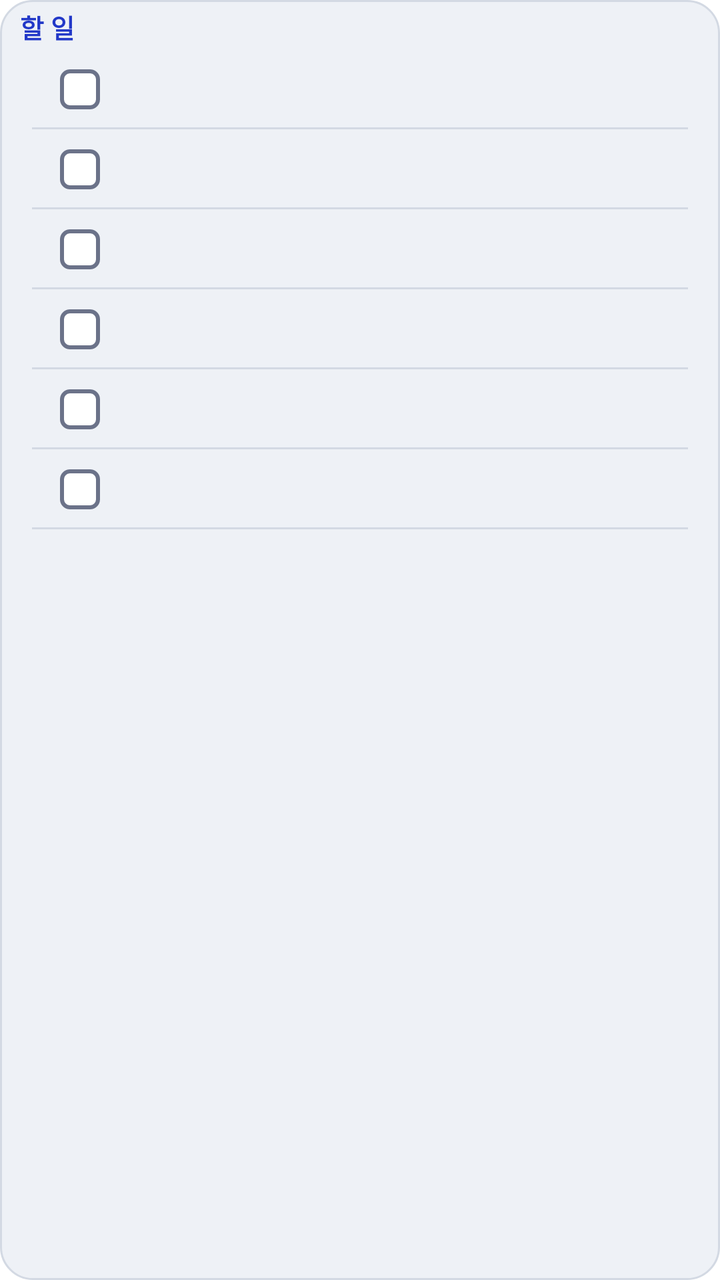
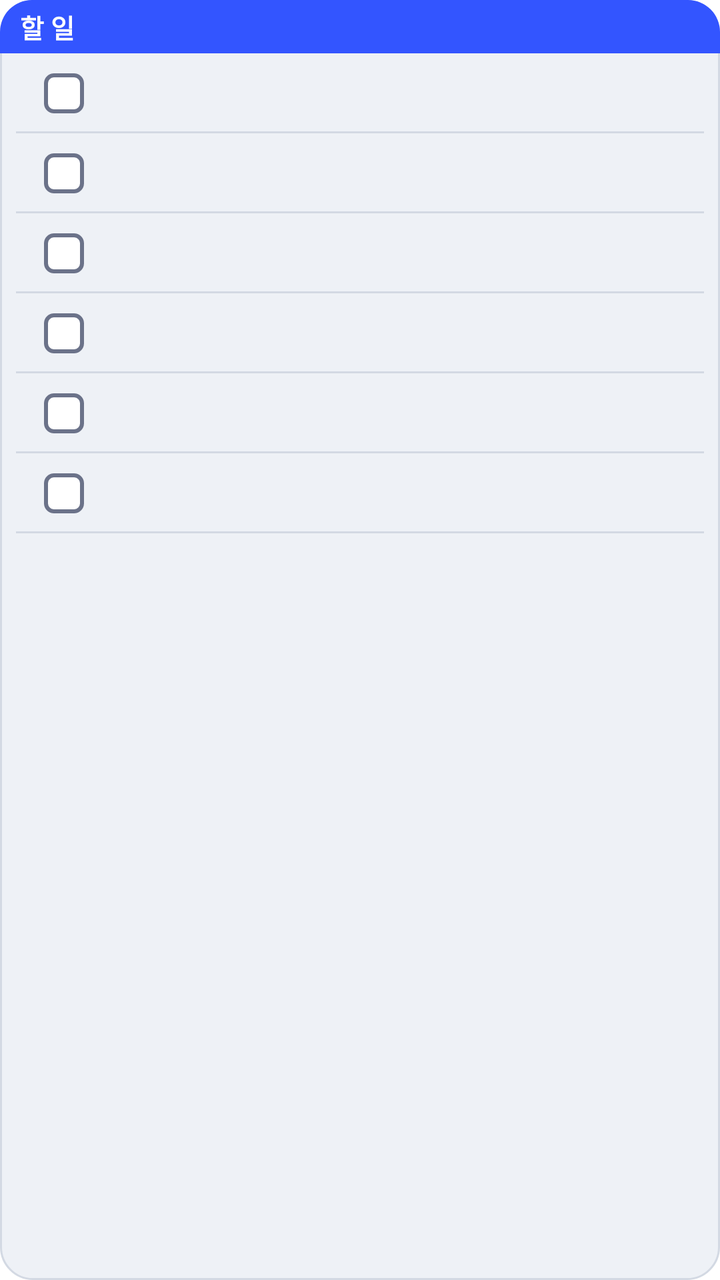

Compare the two renders of this Android layout. The source of the first and the diff that turns it into the second are given below.
<!-- AndroidManifest.xml: fallback theme Theme.MaterialComponents.DayNight.NoActionBar -->
<!-- res/layout/todo_widget.xml -->
<?xml version="1.0" encoding="utf-8"?>
<LinearLayout xmlns:android="http://schemas.android.com/apk/res/android"
    android:id="@+id/widget_root"
    android:layout_width="match_parent"
    android:layout_height="match_parent"
    android:background="@drawable/widget_frame"
    android:orientation="vertical"
    android:paddingLeft="8dp"
    android:paddingRight="8dp"
    android:paddingTop="4dp"
    android:paddingBottom="2dp">

    
    <LinearLayout
        android:id="@+id/widget_header_row"
        android:layout_width="match_parent"
        android:layout_height="wrap_content"
        android:gravity="center_vertical"
        android:orientation="horizontal"
        android:paddingBottom="2dp">

        
        <TextView
            android:id="@+id/widget_header"
            android:layout_width="wrap_content"
            android:layout_height="wrap_content"
            android:includeFontPadding="false"
            android:maxLines="1"
            android:paddingStart="2dp"
            android:text="@string/todo_widget_header"
            android:textColor="@color/widget_primary_deep"
            android:textSize="13sp"
            android:textStyle="bold" />

        
        <TextView
            android:id="@+id/widget_note"
            android:layout_width="0dp"
            android:layout_height="wrap_content"
            android:layout_weight="1"
            android:ellipsize="end"
            android:gravity="end"
            android:includeFontPadding="false"
            android:maxLines="1"
            android:paddingStart="6dp"
            android:paddingEnd="2dp"
            android:textColor="@color/widget_ink_muted"
            android:textSize="11sp"
            android:visibility="gone" />
    </LinearLayout>

    <FrameLayout
        android:layout_width="match_parent"
        android:layout_height="0dp"
        android:layout_weight="1">

        <LinearLayout
            android:id="@+id/widget_rows"
            android:layout_width="match_parent"
            android:layout_height="wrap_content"
            android:orientation="vertical">

            <LinearLayout
                android:id="@+id/widget_row_0"
                android:layout_width="match_parent"
                android:layout_height="wrap_content"
                android:background="@drawable/widget_row_line"
                android:gravity="center_vertical"
                android:minHeight="40dp"
                android:orientation="horizontal"
                android:paddingLeft="8dp"
                android:paddingRight="8dp">

                
                <ImageView
                    android:id="@+id/widget_check_0"
                    android:layout_width="48dp"
                    android:layout_height="40dp"
                    android:contentDescription="@null"
                    android:paddingLeft="14dp"
                    android:paddingRight="14dp"
                    android:paddingTop="10dp"
                    android:paddingBottom="10dp"
                    android:src="@drawable/widget_check" />

                
                <TextView
                    android:id="@+id/widget_pending_0"
                    android:layout_width="wrap_content"
                    android:layout_height="wrap_content"
                    android:gravity="center"
                    android:maxLines="1"
                    android:minWidth="48dp"
                    android:textColor="@color/widget_ink_muted"
                    android:textSize="12sp"
                    android:visibility="gone" />

                
                <LinearLayout
                    android:id="@+id/widget_text_0"
                    android:layout_width="0dp"
                    android:layout_height="wrap_content"
                    android:layout_weight="1"
                    android:gravity="center_vertical"
                    android:orientation="vertical">

                    <TextView
                        android:id="@+id/widget_title_0"
                        android:layout_width="match_parent"
                        android:layout_height="wrap_content"
                        android:ellipsize="end"
                        android:maxLines="1"
                        android:textColor="@color/widget_ink"
                        android:textSize="14sp" />

                    
                    <TextView
                        android:id="@+id/widget_due_0"
                        android:layout_width="match_parent"
                        android:layout_height="wrap_content"
                        android:ellipsize="end"
                        android:includeFontPadding="false"
                        android:maxLines="1"
                        android:textColor="@color/widget_ink_muted"
                        android:textSize="11sp"
                        android:visibility="gone" />
                </LinearLayout>
            </LinearLayout>

            <LinearLayout
                android:id="@+id/widget_row_1"
                android:layout_width="match_parent"
                android:layout_height="wrap_content"
                android:background="@drawable/widget_row_line"
                android:gravity="center_vertical"
                android:minHeight="40dp"
                android:orientation="horizontal"
                android:paddingLeft="8dp"
                android:paddingRight="8dp">

                
                <ImageView
                    android:id="@+id/widget_check_1"
                    android:layout_width="48dp"
                    android:layout_height="40dp"
                    android:contentDescription="@null"
                    android:paddingLeft="14dp"
                    android:paddingRight="14dp"
                    android:paddingTop="10dp"
                    android:paddingBottom="10dp"
                    android:src="@drawable/widget_check" />

                
                <TextView
                    android:id="@+id/widget_pending_1"
                    android:layout_width="wrap_content"
                    android:layout_height="wrap_content"
                    android:gravity="center"
                    android:maxLines="1"
                    android:minWidth="48dp"
                    android:textColor="@color/widget_ink_muted"
                    android:textSize="12sp"
                    android:visibility="gone" />

                
                <LinearLayout
                    android:id="@+id/widget_text_1"
                    android:layout_width="0dp"
                    android:layout_height="wrap_content"
                    android:layout_weight="1"
                    android:gravity="center_vertical"
                    android:orientation="vertical">

                    <TextView
                        android:id="@+id/widget_title_1"
                        android:layout_width="match_parent"
                        android:layout_height="wrap_content"
                        android:ellipsize="end"
                        android:maxLines="1"
                        android:textColor="@color/widget_ink"
                        android:textSize="14sp" />

                    
                    <TextView
                        android:id="@+id/widget_due_1"
                        android:layout_width="match_parent"
                        android:layout_height="wrap_content"
                        android:ellipsize="end"
                        android:includeFontPadding="false"
                        android:maxLines="1"
                        android:textColor="@color/widget_ink_muted"
                        android:textSize="11sp"
                        android:visibility="gone" />
                </LinearLayout>
            </LinearLayout>

            <LinearLayout
                android:id="@+id/widget_row_2"
                android:layout_width="match_parent"
                android:layout_height="wrap_content"
                android:background="@drawable/widget_row_line"
                android:gravity="center_vertical"
                android:minHeight="40dp"
                android:orientation="horizontal"
                android:paddingLeft="8dp"
                android:paddingRight="8dp">

                
                <ImageView
                    android:id="@+id/widget_check_2"
                    android:layout_width="48dp"
                    android:layout_height="40dp"
                    android:contentDescription="@null"
                    android:paddingLeft="14dp"
                    android:paddingRight="14dp"
                    android:paddingTop="10dp"
                    android:paddingBottom="10dp"
                    android:src="@drawable/widget_check" />

                
                <TextView
                    android:id="@+id/widget_pending_2"
                    android:layout_width="wrap_content"
                    android:layout_height="wrap_content"
                    android:gravity="center"
                    android:maxLines="1"
                    android:minWidth="48dp"
                    android:textColor="@color/widget_ink_muted"
                    android:textSize="12sp"
                    android:visibility="gone" />

                
                <LinearLayout
                    android:id="@+id/widget_text_2"
                    android:layout_width="0dp"
                    android:layout_height="wrap_content"
                    android:layout_weight="1"
                    android:gravity="center_vertical"
                    android:orientation="vertical">

                    <TextView
                        android:id="@+id/widget_title_2"
                        android:layout_width="match_parent"
                        android:layout_height="wrap_content"
                        android:ellipsize="end"
                        android:maxLines="1"
                        android:textColor="@color/widget_ink"
                        android:textSize="14sp" />

                    
                    <TextView
                        android:id="@+id/widget_due_2"
                        android:layout_width="match_parent"
                        android:layout_height="wrap_content"
                        android:ellipsize="end"
                        android:includeFontPadding="false"
                        android:maxLines="1"
                        android:textColor="@color/widget_ink_muted"
                        android:textSize="11sp"
                        android:visibility="gone" />
                </LinearLayout>
            </LinearLayout>

            <LinearLayout
                android:id="@+id/widget_row_3"
                android:layout_width="match_parent"
                android:layout_height="wrap_content"
                android:background="@drawable/widget_row_line"
                android:gravity="center_vertical"
                android:minHeight="40dp"
                android:orientation="horizontal"
                android:paddingLeft="8dp"
                android:paddingRight="8dp">

                
                <ImageView
                    android:id="@+id/widget_check_3"
                    android:layout_width="48dp"
                    android:layout_height="40dp"
                    android:contentDescription="@null"
                    android:paddingLeft="14dp"
                    android:paddingRight="14dp"
                    android:paddingTop="10dp"
                    android:paddingBottom="10dp"
                    android:src="@drawable/widget_check" />

                
                <TextView
                    android:id="@+id/widget_pending_3"
                    android:layout_width="wrap_content"
                    android:layout_height="wrap_content"
                    android:gravity="center"
                    android:maxLines="1"
                    android:minWidth="48dp"
                    android:textColor="@color/widget_ink_muted"
                    android:textSize="12sp"
                    android:visibility="gone" />

                
                <LinearLayout
                    android:id="@+id/widget_text_3"
                    android:layout_width="0dp"
                    android:layout_height="wrap_content"
                    android:layout_weight="1"
                    android:gravity="center_vertical"
                    android:orientation="vertical">

                    <TextView
                        android:id="@+id/widget_title_3"
                        android:layout_width="match_parent"
                        android:layout_height="wrap_content"
                        android:ellipsize="end"
                        android:maxLines="1"
                        android:textColor="@color/widget_ink"
                        android:textSize="14sp" />

                    
                    <TextView
                        android:id="@+id/widget_due_3"
                        android:layout_width="match_parent"
                        android:layout_height="wrap_content"
                        android:ellipsize="end"
                        android:includeFontPadding="false"
                        android:maxLines="1"
                        android:textColor="@color/widget_ink_muted"
                        android:textSize="11sp"
                        android:visibility="gone" />
                </LinearLayout>
            </LinearLayout>

            <LinearLayout
                android:id="@+id/widget_row_4"
                android:layout_width="match_parent"
                android:layout_height="wrap_content"
                android:background="@drawable/widget_row_line"
                android:gravity="center_vertical"
                android:minHeight="40dp"
                android:orientation="horizontal"
                android:paddingLeft="8dp"
                android:paddingRight="8dp">

                
                <ImageView
                    android:id="@+id/widget_check_4"
                    android:layout_width="48dp"
                    android:layout_height="40dp"
                    android:contentDescription="@null"
                    android:paddingLeft="14dp"
                    android:paddingRight="14dp"
                    android:paddingTop="10dp"
                    android:paddingBottom="10dp"
                    android:src="@drawable/widget_check" />

                
                <TextView
                    android:id="@+id/widget_pending_4"
                    android:layout_width="wrap_content"
                    android:layout_height="wrap_content"
                    android:gravity="center"
                    android:maxLines="1"
                    android:minWidth="48dp"
                    android:textColor="@color/widget_ink_muted"
                    android:textSize="12sp"
                    android:visibility="gone" />

                
                <LinearLayout
                    android:id="@+id/widget_text_4"
                    android:layout_width="0dp"
                    android:layout_height="wrap_content"
                    android:layout_weight="1"
                    android:gravity="center_vertical"
                    android:orientation="vertical">

                    <TextView
                        android:id="@+id/widget_title_4"
                        android:layout_width="match_parent"
                        android:layout_height="wrap_content"
                        android:ellipsize="end"
                        android:maxLines="1"
                        android:textColor="@color/widget_ink"
                        android:textSize="14sp" />

                    
                    <TextView
                        android:id="@+id/widget_due_4"
                        android:layout_width="match_parent"
                        android:layout_height="wrap_content"
                        android:ellipsize="end"
                        android:includeFontPadding="false"
                        android:maxLines="1"
                        android:textColor="@color/widget_ink_muted"
                        android:textSize="11sp"
                        android:visibility="gone" />
                </LinearLayout>
            </LinearLayout>

            <LinearLayout
                android:id="@+id/widget_row_5"
                android:layout_width="match_parent"
                android:layout_height="wrap_content"
                android:background="@drawable/widget_row_line"
                android:gravity="center_vertical"
                android:minHeight="40dp"
                android:orientation="horizontal"
                android:paddingLeft="8dp"
                android:paddingRight="8dp">

                
                <ImageView
                    android:id="@+id/widget_check_5"
                    android:layout_width="48dp"
                    android:layout_height="40dp"
                    android:contentDescription="@null"
                    android:paddingLeft="14dp"
                    android:paddingRight="14dp"
                    android:paddingTop="10dp"
                    android:paddingBottom="10dp"
                    android:src="@drawable/widget_check" />

                
                <TextView
                    android:id="@+id/widget_pending_5"
                    android:layout_width="wrap_content"
                    android:layout_height="wrap_content"
                    android:gravity="center"
                    android:maxLines="1"
                    android:minWidth="48dp"
                    android:textColor="@color/widget_ink_muted"
                    android:textSize="12sp"
                    android:visibility="gone" />

                
                <LinearLayout
                    android:id="@+id/widget_text_5"
                    android:layout_width="0dp"
                    android:layout_height="wrap_content"
                    android:layout_weight="1"
                    android:gravity="center_vertical"
                    android:orientation="vertical">

                    <TextView
                        android:id="@+id/widget_title_5"
                        android:layout_width="match_parent"
                        android:layout_height="wrap_content"
                        android:ellipsize="end"
                        android:maxLines="1"
                        android:textColor="@color/widget_ink"
                        android:textSize="14sp" />

                    
                    <TextView
                        android:id="@+id/widget_due_5"
                        android:layout_width="match_parent"
                        android:layout_height="wrap_content"
                        android:ellipsize="end"
                        android:includeFontPadding="false"
                        android:maxLines="1"
                        android:textColor="@color/widget_ink_muted"
                        android:textSize="11sp"
                        android:visibility="gone" />
                </LinearLayout>
            </LinearLayout>

            
            <TextView
                android:id="@+id/widget_more"
                android:layout_width="match_parent"
                android:layout_height="wrap_content"
                android:paddingStart="2dp"
                android:paddingTop="2dp"
                android:textColor="@color/widget_ink_muted"
                android:textSize="12sp"
                android:visibility="gone" />
        </LinearLayout>

        
        <TextView
            android:id="@+id/widget_center"
            android:layout_width="match_parent"
            android:layout_height="match_parent"
            android:gravity="center"
            android:textColor="@color/widget_ink_muted"
            android:textSize="12sp"
            android:visibility="gone" />
    </FrameLayout>
    
</LinearLayout>
<!-- resources referenced by this layout -->
<resources>
  <color name="widget_ink">#FF1B2033</color>
  <color name="widget_ink_muted">#FF4A5168</color>
  <color name="widget_primary_deep">#FF2238C8</color>
  <!-- drawable widget_check (drawable) -->
  <?xml version="1.0" encoding="utf-8"?>
  <shape xmlns:android="http://schemas.android.com/apk/res/android" android:shape="rectangle">
      <solid android:color="@color/widget_surface" />
      <stroke android:width="2dp" android:color="@color/widget_outline" />
      <corners android:radius="4dp" />
  </shape>
  <!-- drawable widget_frame (drawable) -->
  <?xml version="1.0" encoding="utf-8"?>
  <shape xmlns:android="http://schemas.android.com/apk/res/android" android:shape="rectangle">
      <solid android:color="@color/widget_background" />
      <stroke android:width="1dp" android:color="@color/widget_line" />
      <corners android:radius="16dp" />
  </shape>
  <!-- drawable widget_row_line (drawable) -->
  <?xml version="1.0" encoding="utf-8"?>
  <layer-list xmlns:android="http://schemas.android.com/apk/res/android">
      <item
          android:gravity="bottom"
          android:height="1dp"
          android:left="8dp"
          android:right="8dp">
          <shape android:shape="rectangle">
              <solid android:color="@color/widget_line" />
          </shape>
      </item>
  </layer-list>
  <string name="todo_widget_header">할 일</string>
  <color name="widget_surface">#FFFFFFFF</color>
  <color name="widget_outline">#FF6B7289</color>
  <color name="widget_background">#FFEEF1F6</color>
  <color name="widget_line">#FFD3D9E3</color>
</resources>

<!-- the commit's change to res/layout/todo_widget.xml (unified diff, before → after) -->
@@ -5,9 +5,9 @@
     android:layout_height="match_parent"
     android:background="@drawable/widget_frame"
     android:orientation="vertical"
-    android:paddingLeft="8dp"
-    android:paddingRight="8dp"
-    android:paddingTop="4dp"
+    android:paddingLeft="0dp"
+    android:paddingRight="0dp"
+    android:paddingTop="0dp"
     android:paddingBottom="2dp">
 
     
@@ -15,9 +15,13 @@
         android:id="@+id/widget_header_row"
         android:layout_width="match_parent"
         android:layout_height="wrap_content"
+        android:background="@drawable/widget_band"
         android:gravity="center_vertical"
         android:orientation="horizontal"
-        android:paddingBottom="2dp">
+        android:paddingLeft="10dp"
+        android:paddingRight="10dp"
+        android:paddingTop="4dp"
+        android:paddingBottom="4dp">
 
         
         <TextView
@@ -26,9 +30,8 @@
             android:layout_height="wrap_content"
             android:includeFontPadding="false"
             android:maxLines="1"
-            android:paddingStart="2dp"
             android:text="@string/todo_widget_header"
-            android:textColor="@color/widget_primary_deep"
+            android:textColor="@color/widget_surface"
             android:textSize="13sp"
             android:textStyle="bold" />
 
@@ -43,8 +46,7 @@
             android:includeFontPadding="false"
             android:maxLines="1"
             android:paddingStart="6dp"
-            android:paddingEnd="2dp"
-            android:textColor="@color/widget_ink_muted"
+            android:textColor="@color/widget_surface"
             android:textSize="11sp"
             android:visibility="gone" />
     </LinearLayout>
@@ -467,7 +469,7 @@
                 android:id="@+id/widget_more"
                 android:layout_width="match_parent"
                 android:layout_height="wrap_content"
-                android:paddingStart="2dp"
+                android:paddingStart="10dp"
                 android:paddingTop="2dp"
                 android:textColor="@color/widget_ink_muted"
                 android:textSize="12sp"
@@ -480,6 +482,8 @@
             android:layout_width="match_parent"
             android:layout_height="match_parent"
             android:gravity="center"
+            android:paddingLeft="8dp"
+            android:paddingRight="8dp"
             android:textColor="@color/widget_ink_muted"
             android:textSize="12sp"
             android:visibility="gone" />
<!-- resource entries referenced after the edit -->
@@ -2,7 +2,6 @@
 <resources>
   <color name="widget_ink">#FF1B2033</color>
   <color name="widget_ink_muted">#FF4A5168</color>
-  <color name="widget_primary_deep">#FF2238C8</color>
   <!-- drawable widget_check (drawable) -->
   <?xml version="1.0" encoding="utf-8"?>
   <shape xmlns:android="http://schemas.android.com/apk/res/android" android:shape="rectangle">
@@ -31,7 +30,18 @@
       </item>
   </layer-list>
   <string name="todo_widget_header">할 일</string>
+  <color name="widget_primary">#FF3355FF</color>
   <color name="widget_surface">#FFFFFFFF</color>
+  <!-- drawable widget_band (drawable) -->
+  <?xml version="1.0" encoding="utf-8"?>
+  <shape xmlns:android="http://schemas.android.com/apk/res/android" android:shape="rectangle">
+      <solid android:color="@color/widget_primary" />
+      <corners
+          android:topLeftRadius="16dp"
+          android:topRightRadius="16dp"
+          android:bottomLeftRadius="0dp"
+          android:bottomRightRadius="0dp" />
+  </shape>
   <color name="widget_outline">#FF6B7289</color>
   <color name="widget_background">#FFEEF1F6</color>
   <color name="widget_line">#FFD3D9E3</color>
